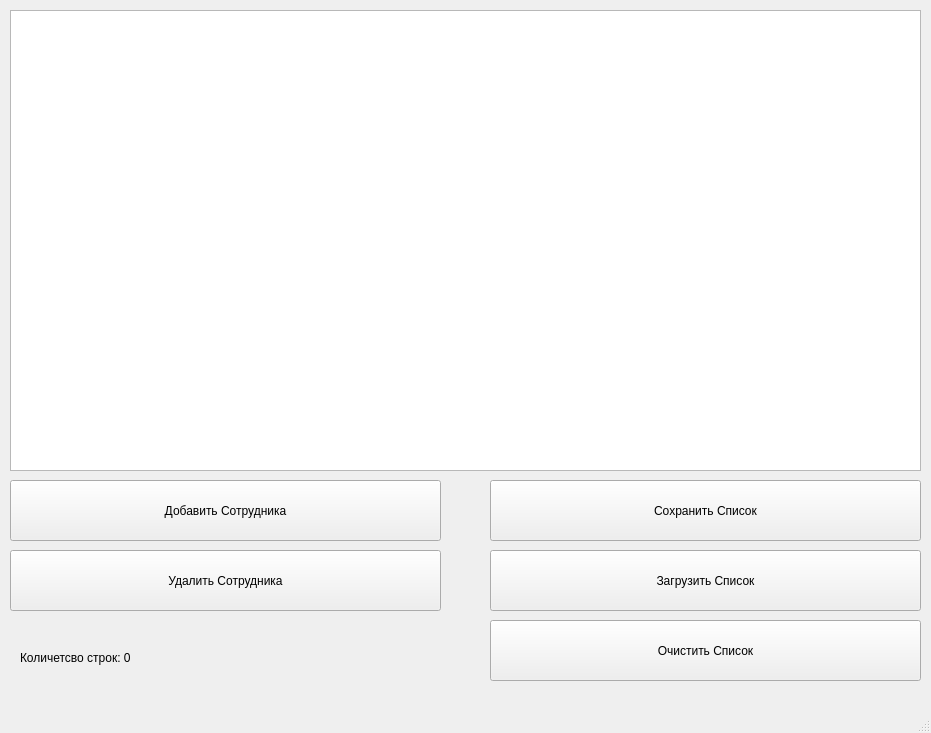
Old version of the form OOP_lab3_Savostianov/mainwindow.ui in the repository Sovatiano/OOP_labs.
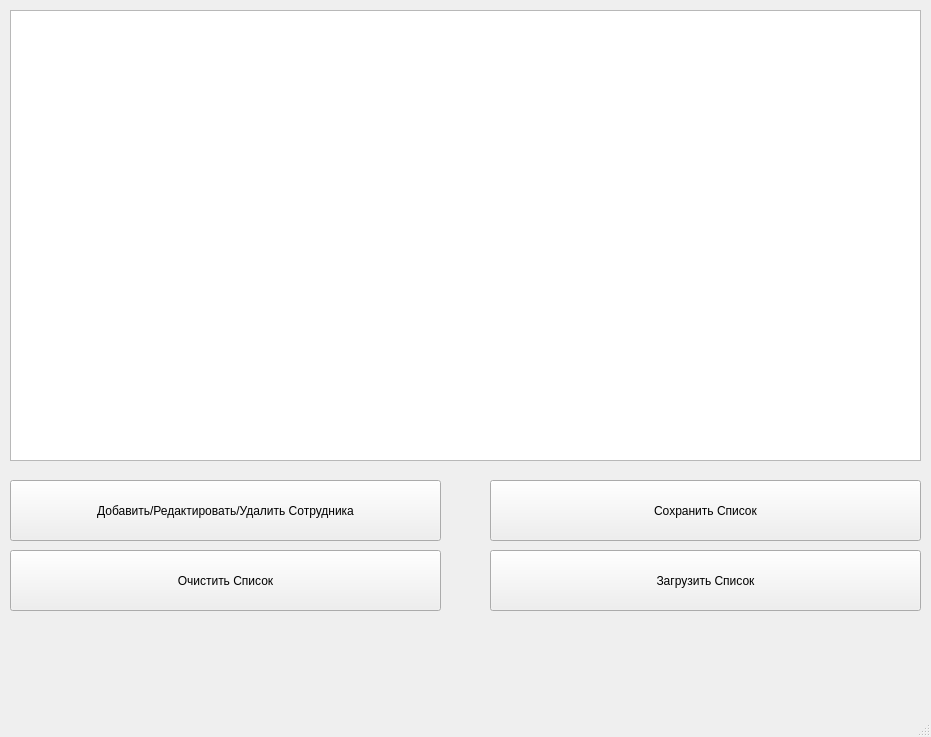
New version of the form.

```diff
--- a/OOP_lab3_Savostianov/mainwindow.ui
+++ b/OOP_lab3_Savostianov/mainwindow.ui
@@ -7,7 +7,7 @@
     <x>0</x>
     <y>0</y>
     <width>931</width>
-    <height>733</height>
+    <height>737</height>
    </rect>
   </property>
   <property name="windowTitle">
@@ -24,20 +24,7 @@
      </rect>
     </property>
     <property name="text">
-     <string>Добавить Сотрудника</string>
-    </property>
-   </widget>
-   <widget class="QPushButton" name="pushButton_2">
-    <property name="geometry">
-     <rect>
-      <x>10</x>
-      <y>550</y>
-      <width>431</width>
-      <height>61</height>
-     </rect>
-    </property>
-    <property name="text">
-     <string>Удалить Сотрудника</string>
+     <string>Добавить/Редактировать/Удалить Сотрудника</string>
     </property>
    </widget>
    <widget class="QPushButton" name="pushButton_3">
@@ -69,8 +56,8 @@
    <widget class="QPushButton" name="pushButton_5">
     <property name="geometry">
      <rect>
-      <x>490</x>
-      <y>620</y>
+      <x>10</x>
+      <y>550</y>
       <width>431</width>
       <height>61</height>
      </rect>
@@ -85,23 +72,10 @@
       <x>10</x>
       <y>10</y>
       <width>911</width>
-      <height>461</height>
+      <height>451</height>
      </rect>
     </property>
    </widget>
-   <widget class="QLabel" name="rowCountLabel">
-    <property name="geometry">
-     <rect>
-      <x>20</x>
-      <y>650</y>
-      <width>181</width>
-      <height>16</height>
-     </rect>
-    </property>
-    <property name="text">
-     <string>Количетсво строк: 0</string>
-    </property>
-   </widget>
   </widget>
   <widget class="QMenuBar" name="menubar">
    <property name="geometry">
```
